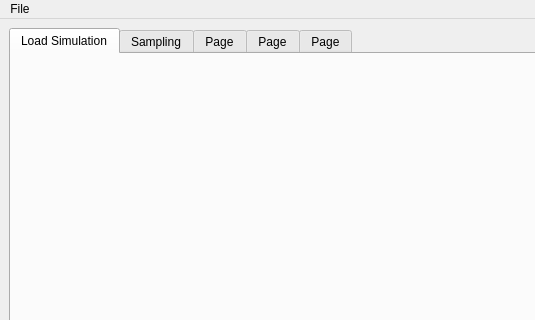
First picture: the form in gui/views/ui_files/mainwindow.ui, repository feslima/metacontrol, before the edit; both pictures show x 0 to 535 and y 0 to 320 of the 1026 by 859 pixel window.
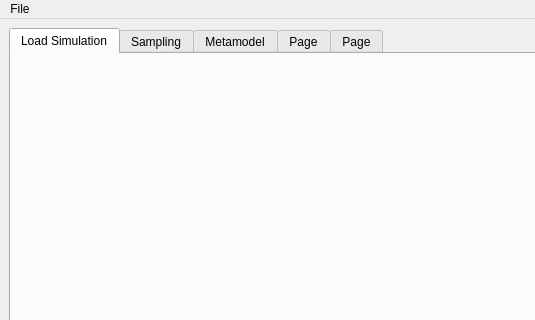
Second picture: the form after the edit. Icons and pictures are not drawn.

Diff of the .ui file:
```diff
--- a/gui/views/ui_files/mainwindow.ui
+++ b/gui/views/ui_files/mainwindow.ui
@@ -95,7 +95,7 @@
         <bool>true</bool>
        </property>
        <attribute name="title">
-        <string>Page</string>
+        <string>Metamodel</string>
        </attribute>
       </widget>
       <widget class="QWidget" name="tab_4">
```
Left out of the diff: 2 changed lines with no effect on the pictures.
